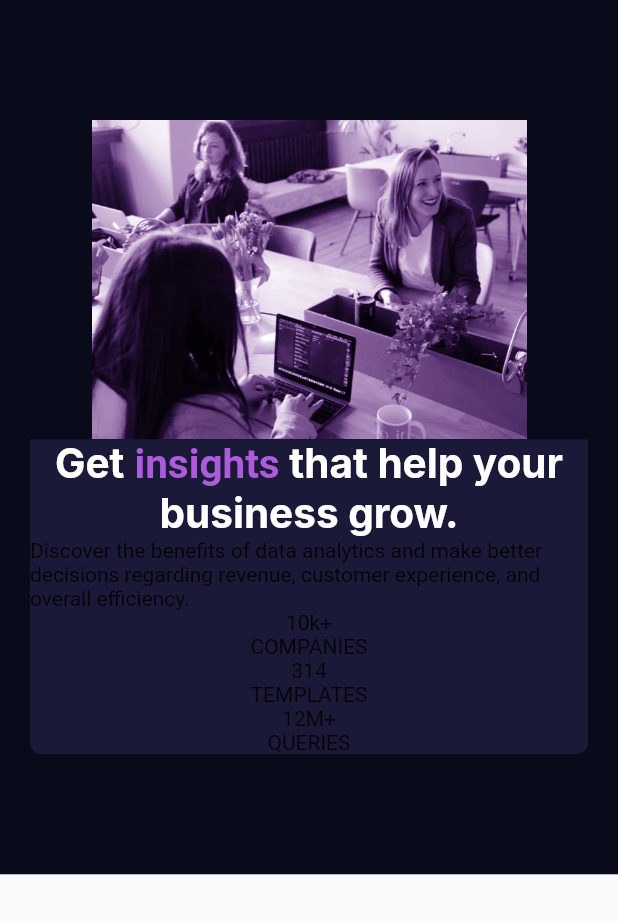
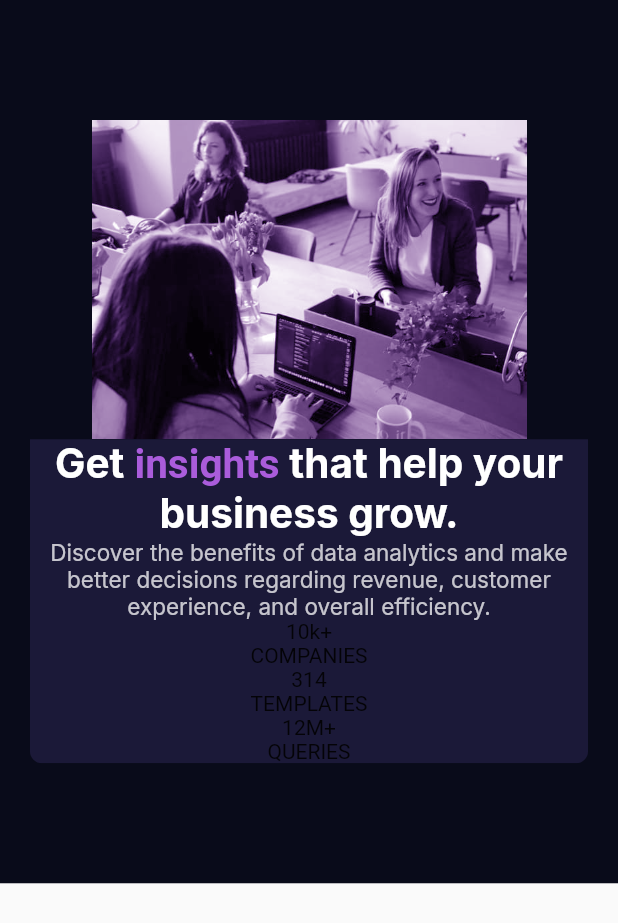
Before and after one commit to romofel/fm-stats_preview_card_component-flutter, a Flutter app: the screen it shows after launch, on a phone screen of 412 x 824 dp. Shown: the top 923 px of the screen. Run offline on Flutter 3.47's test engine with Material 2 defaults, Android fonts, the phone set to English and light mode, and no system bars; our stand-ins replace google_fonts.

Commit message:
Style the main paragraph
Change the font family, add color, add size and weight, and center align
the text

```diff
--- a/lib/pages/home_page.dart
+++ b/lib/pages/home_page.dart
@@ -53,7 +53,15 @@ class HomePage extends StatelessWidget {
                         textAlign: TextAlign.center,
                       ),
                       Text(
-                          'Discover the benefits of data analytics and make better decisions regarding revenue, customer experience, and overall efficiency.'),
+                          'Discover the benefits of data analytics and make better decisions regarding revenue, customer experience, and overall efficiency.',
+                          textAlign: TextAlign.center,
+                          style: GoogleFonts.inter(
+                            textStyle: TextStyle(
+                              color: kMainParagraphColor.toColor(),
+                              fontSize: kBodyCopyFontSize,
+                              fontWeight: FontWeight.w400,
+                            ),
+                          )),
                       Column(
                         children: <Widget>[
                           Column(
```
